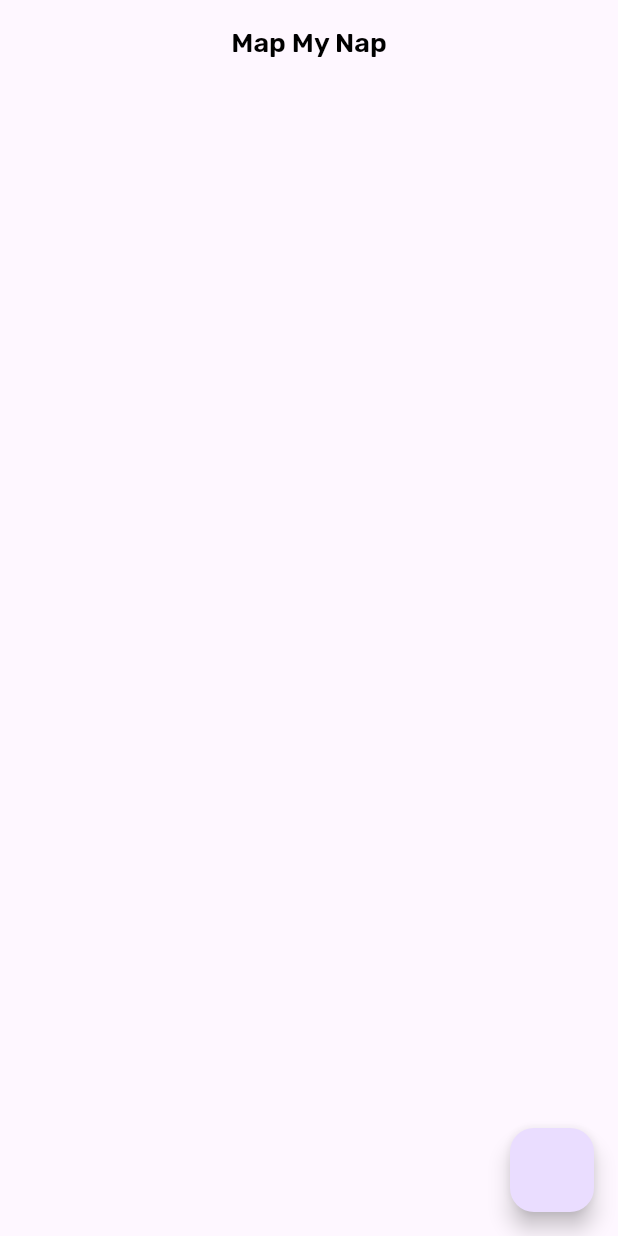
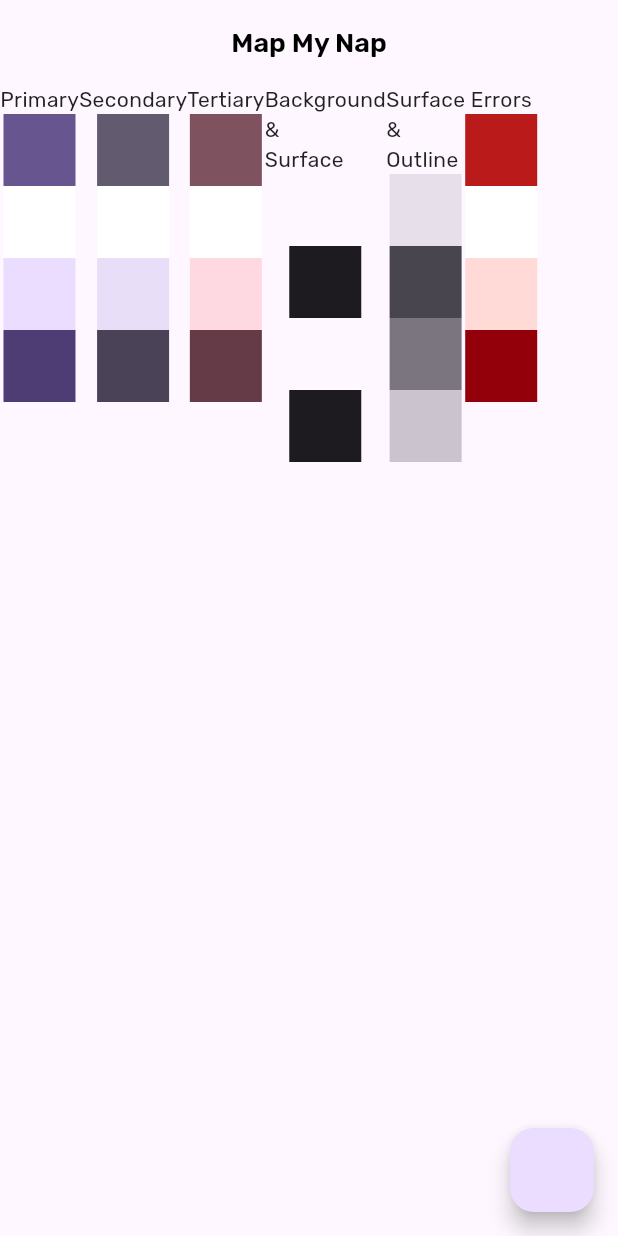
Before and after one commit to RaghavTheGreat1/cueloc, a Flutter app: the screen it shows after launch, on a phone screen of 412 x 824 dp. Run offline on Flutter 3.47's test engine with Material 2 defaults, Android fonts, the phone set to English and light mode, and no system bars; our stand-ins replace go_router, google_fonts, google_maps_flutter, hooks_riverpod; statements that could not run were skipped.

```diff
--- a/lib/maps.dart
+++ b/lib/maps.dart
@@ -8,8 +8,7 @@ class Maps extends StatelessWidget {
 
   @override
   Widget build(BuildContext context) {
-    return Scaffold(
-      body: GoogleMap(
+    return GoogleMap(
       initialCameraPosition: const CameraPosition(
         target: LatLng(1.1, 1.1),
       ),
@@ -20,7 +19,6 @@ class Maps extends StatelessWidget {
           },
         ),
       },
-      ),
     );
   }
 }
--- a/lib/screens/home/home_screen.dart
+++ b/lib/screens/home/home_screen.dart
@@ -6,6 +6,7 @@ class HomeScreen extends StatelessWidget {
 
   @override
   Widget build(BuildContext context) {
+    ThemeData theme = Theme.of(context);
     return Scaffold(
       appBar: AppBar(
         title: const Text("Map My Nap"),
@@ -15,6 +16,160 @@ class HomeScreen extends StatelessWidget {
           context.go('/new');
         },
       ),
+      body: Row(
+        children: [
+          Column(
+            children: [
+              const Text("Primary"),
+              Container(
+                height: 48,
+                width: 48,
+                color: theme.colorScheme.primary,
+              ),
+              Container(
+                height: 48,
+                width: 48,
+                color: theme.colorScheme.onPrimary,
+              ),
+              Container(
+                height: 48,
+                width: 48,
+                color: theme.colorScheme.primaryContainer,
+              ),
+              Container(
+                height: 48,
+                width: 48,
+                color: theme.colorScheme.onPrimaryContainer,
+              ),
+            ],
+          ),
+          Column(
+            children: [
+              const Text("Secondary"),
+              Container(
+                height: 48,
+                width: 48,
+                color: theme.colorScheme.secondary,
+              ),
+              Container(
+                height: 48,
+                width: 48,
+                color: theme.colorScheme.onSecondary,
+              ),
+              Container(
+                height: 48,
+                width: 48,
+                color: theme.colorScheme.secondaryContainer,
+              ),
+              Container(
+                height: 48,
+                width: 48,
+                color: theme.colorScheme.onSecondaryContainer,
+              ),
+            ],
+          ),
+          Column(
+            children: [
+              const Text("Tertiary"),
+              Container(
+                height: 48,
+                width: 48,
+                color: theme.colorScheme.tertiary,
+              ),
+              Container(
+                height: 48,
+                width: 48,
+                color: theme.colorScheme.onTertiary,
+              ),
+              Container(
+                height: 48,
+                width: 48,
+                color: theme.colorScheme.tertiaryContainer,
+              ),
+              Container(
+                height: 48,
+                width: 48,
+                color: theme.colorScheme.onTertiaryContainer,
+              ),
+            ],
+          ),
+          Column(
+            children: [
+              const Text("Background\n&\nSurface"),
+              Container(
+                height: 48,
+                width: 48,
+                color: theme.colorScheme.background,
+              ),
+              Container(
+                height: 48,
+                width: 48,
+                color: theme.colorScheme.onBackground,
+              ),
+              Container(
+                height: 48,
+                width: 48,
+                color: theme.colorScheme.surface,
+              ),
+              Container(
+                height: 48,
+                width: 48,
+                color: theme.colorScheme.onSurface,
+              ),
+            ],
+          ),
+          Column(
+            children: [
+              const Text("Surface\n&\nOutline"),
+              Container(
+                height: 48,
+                width: 48,
+                color: theme.colorScheme.surfaceVariant,
+              ),
+              Container(
+                height: 48,
+                width: 48,
+                color: theme.colorScheme.onSurfaceVariant,
+              ),
+              Container(
+                height: 48,
+                width: 48,
+                color: theme.colorScheme.outline,
+              ),
+              Container(
+                height: 48,
+                width: 48,
+                color: theme.colorScheme.outlineVariant,
+              ),
+            ],
+          ),
+          Column(
+            children: [
+              const Text("Errors"),
+              Container(
+                height: 48,
+                width: 48,
+                color: theme.colorScheme.error,
+              ),
+              Container(
+                height: 48,
+                width: 48,
+                color: theme.colorScheme.onError,
+              ),
+              Container(
+                height: 48,
+                width: 48,
+                color: theme.colorScheme.errorContainer,
+              ),
+              Container(
+                height: 48,
+                width: 48,
+                color: theme.colorScheme.onErrorContainer,
+              ),
+            ],
+          ),
+        ],
+      ),
     );
   }
 }
--- a/lib/themes/light_theme.dart
+++ b/lib/themes/light_theme.dart
@@ -2,8 +2,11 @@ import 'package:flutter/material.dart';
 import 'package:google_fonts/google_fonts.dart';
 
 ThemeData lightTheme() {
+  ColorScheme colorScheme =
+      ColorScheme.fromSeed(seedColor: const Color(0xFF6B4FA9));
   return ThemeData(
     useMaterial3: true,
+    colorScheme: colorScheme,
     textTheme: GoogleFonts.rubikTextTheme(),
     appBarTheme: AppBarTheme(
       centerTitle: true,
@@ -14,5 +17,17 @@ ThemeData lightTheme() {
         fontSize: 18,
       ),
     ),
+    elevatedButtonTheme: ElevatedButtonThemeData(
+      style: ButtonStyle(
+        shape: MaterialStatePropertyAll(
+          RoundedRectangleBorder(
+            borderRadius: BorderRadius.circular(17),
+          ),
+        ),
+        backgroundColor:
+            MaterialStatePropertyAll(colorScheme.onPrimaryContainer),
+        foregroundColor: MaterialStatePropertyAll(colorScheme.primaryContainer),
+      ),
+    ),
   );
 }
```
Also changed, not shown: lib/screens/new_alarm/new_alarm_screen.dart (+60 -82 lines), lib/screens/new_alarm/widgets/radius_slider.dart (added, +89 -0 lines), lib/screens/new_alarm/widgets/trigger_on_selector.dart (added, +96 -0 lines), lib/widgets/textfields/custom_text_field.dart (+6 -7 lines). Lines whose indentation alone changed are shown as unchanged.
